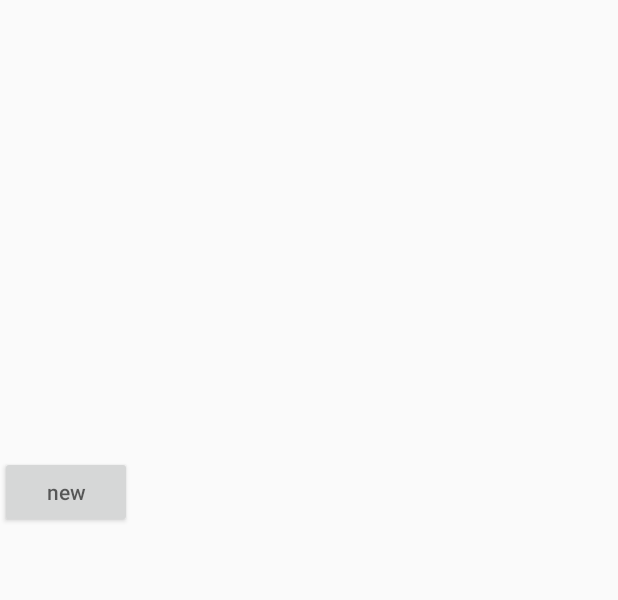
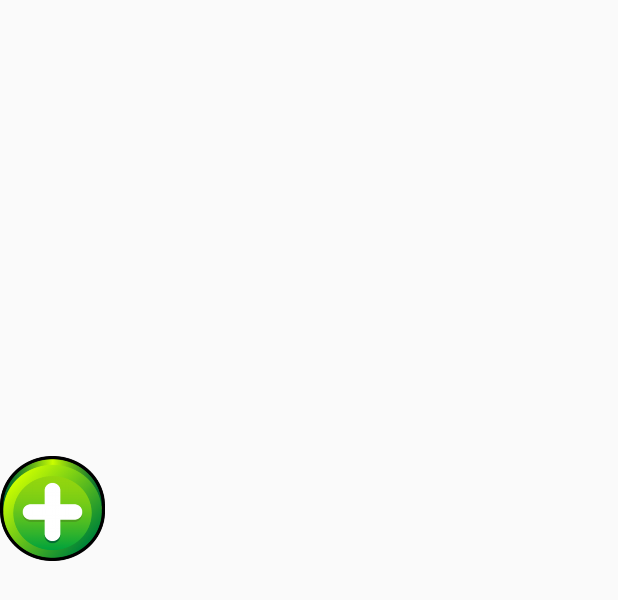
Before and after one commit to oliverMKD/Restorani, an Android app: the layout activity_main3.xml on its own in the app's theme, with its tools: preview values and no code run, on a phone screen of 412 x 824 dp. Shown: the top 600 px of the screen. Run offline under Robolectric (Android 15) with nearby library versions, the phone set to English and light mode, and no system bars.

Commit message:
all layouts

```diff
--- a/app/src/main/java/com/example/oliver/restorani/RecyclerAdapterMenu.java
+++ b/app/src/main/java/com/example/oliver/restorani/RecyclerAdapterMenu.java
@@ -53,8 +53,8 @@ public class RecyclerAdapterMenu extends RecyclerView.Adapter <RecyclerAdapterMe
     public void onBindViewHolder(RecyclerAdapterMenu.ViewHolder holder,final int position) {
         final Meni meni = menu.get(position);
         holder.textView.setText(meni.link);
-        holder.textView2.setText(meni.price);
-        holder.textView3.setText(meni.foodname);
+        holder.textView2.setText("proce : " +meni.price);
+        holder.textView3.setText("foodname :"+meni.foodname);
 
 
         Picasso.with(context).load(meni.link).fit().centerInside().into(holder.slika);
--- a/app/src/main/res/layout/activity_main2.xml
+++ b/app/src/main/res/layout/activity_main2.xml
@@ -72,5 +72,6 @@
         android:layout_height="70dp"
         android:layout_below="@+id/editText3"
         android:background="@drawable/floppy"
+        android:text="SAVE"
         android:layout_marginTop="20dp"/>
 </RelativeLayout>
--- a/app/src/main/res/layout/activity_main3.xml
+++ b/app/src/main/res/layout/activity_main3.xml
@@ -16,52 +16,53 @@
         <ImageView
             android:id="@+id/slika1"
             android:layout_width="match_parent"
-            android:layout_height="100dp"
+            android:layout_height="200dp"
             android:layout_centerHorizontal="true"
             android:layout_gravity="center"
             android:layout_margin="4dp" />
 
         <LinearLayout
             android:layout_width="match_parent"
-            android:orientation="horizontal"
+            android:orientation="vertical"
             android:layout_height="90dp">
 
             <TextView
                 android:id="@+id/ime2"
-                android:layout_width="0dp"
+                android:layout_width="250dp"
                 android:layout_height="40dp"
                 android:layout_below="@id/slika1"
                 android:layout_weight="1"
-                android:gravity="center" />
+                android:layout_marginLeft="50dp"
+                />
 
 
             <TextView
                 android:id="@+id/grad2"
-                android:layout_width="0dp"
+                android:layout_width="250dp"
                 android:layout_height="40dp"
                 android:layout_below="@id/slika1"
                 android:layout_toRightOf="@id/ime2"
                 android:layout_weight="1"
-                android:gravity="center" />
+                android:layout_marginLeft="50dp" />
 
 
             <TextView
                 android:id="@+id/rating2"
-                android:layout_width="0dp"
+                android:layout_width="250dp"
                 android:layout_height="40dp"
                 android:layout_below="@id/slika1"
                 android:layout_toRightOf="@id/grad2"
                 android:layout_weight="1"
-                android:gravity="center" />
+                android:layout_marginLeft="50dp" />
         </LinearLayout>
 
     </LinearLayout>
 
     <Button
         android:id="@+id/kopceZacuvaj"
-        android:layout_width="wrap_content"
-        android:layout_height="wrap_content"
-        android:hint="new"/>
+        android:layout_width="70dp"
+        android:layout_height="70dp"
+        android:background="@drawable/new1"/>
 
     <android.support.v7.widget.RecyclerView
         android:id="@+id/recyclerView1"
```
Also changed, not shown: app/src/main/java/com/example/oliver/restorani/Main3Activity.java (+4 -4 lines), app/src/main/java/com/example/oliver/restorani/Main4Activity.java (+4 -4 lines), app/src/main/res/layout/activity_main4.xml (+20 -16 lines), app/src/main/res/layout/fragment1.xml (+10 -6 lines), app/src/main/res/layout/recyclerviewrow_menu.xml (+10 -8 lines), app/src/main/res/drawable/editbutton.png (added), app/src/main/res/drawable/new1.png (added).
